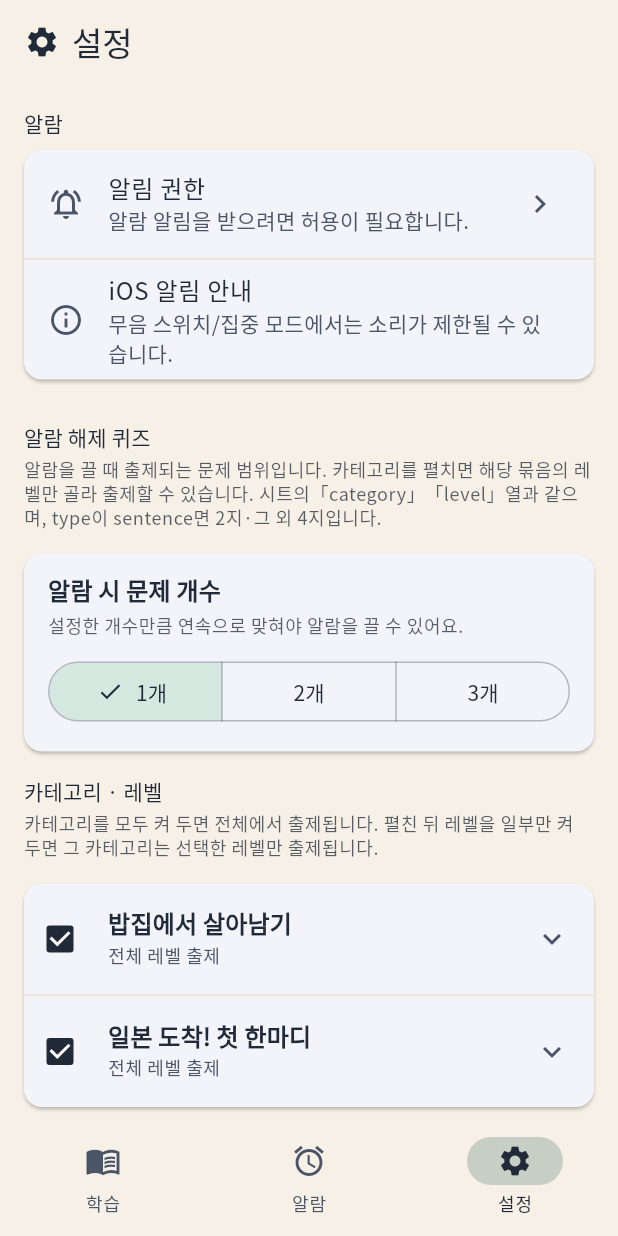
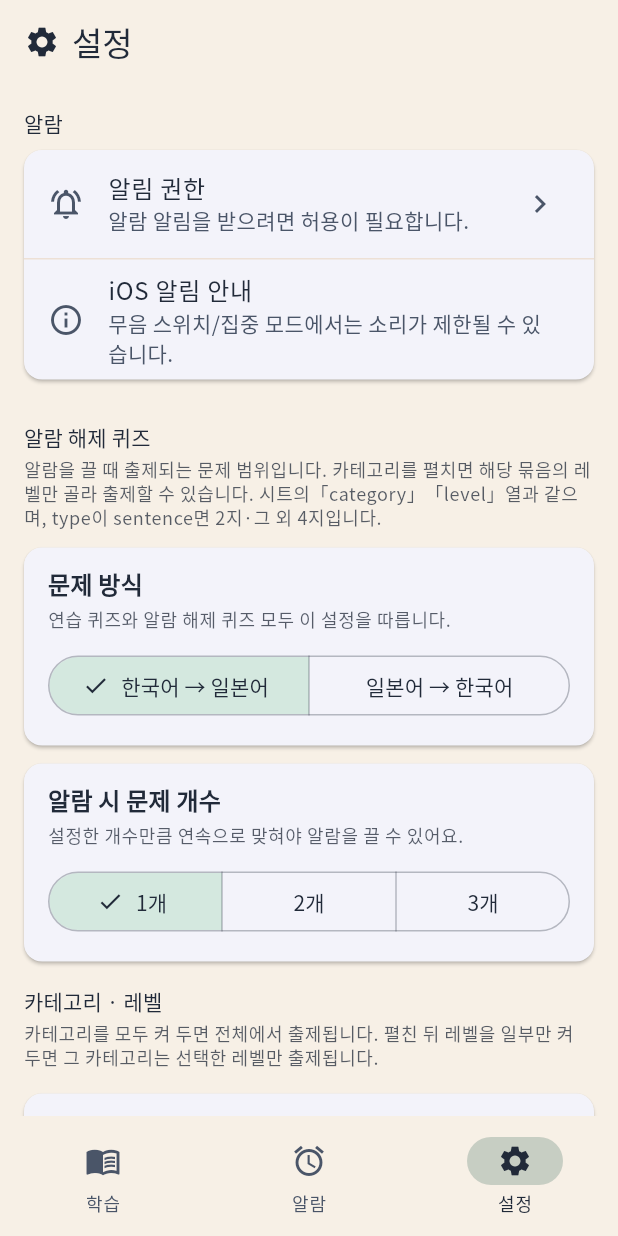
Before and after one commit to kim1bon/wake_nihongo, a Flutter app: the screen it shows after launch, item 3 of the bottom bar chosen, on a phone screen of 412 x 824 dp. Run offline on Flutter 3.47's test engine with Material 3 defaults, Android fonts, the light colour scheme and no system bars; our stand-ins replace audioplayers, csv, flutter_local_notifications, flutter_riverpod, flutter_timezone, shared_preferences and 2 more; missing offline and left inert: audio_session; accounts and stored records are empty; network calls fail.

Commit message:
AOS
한국어로 질문 → 일본어 답 맞추기(+한국어 발음 표현 표기)

```diff
--- /dev/null
+++ b/lib/features/quiz/domain/quiz_prompt_mode.dart
@@ -0,0 +1,20 @@
+/// 퀴즈 제시 방향: 설정·출제·UI에서 공통으로 사용합니다.
+enum QuizPromptMode {
+  /// 한국어 제시 → 일본어 선택 (기본값).
+  korToJp,
+
+  /// 일본어 제시 → 한국어 선택.
+  jpToKor;
+
+  static QuizPromptMode fromStorage(String? value) {
+    if (value == jpToKor.storageValue) {
+      return QuizPromptMode.jpToKor;
+    }
+    return QuizPromptMode.korToJp;
+  }
+
+  String get storageValue => switch (this) {
+        QuizPromptMode.korToJp => 'korToJp',
+        QuizPromptMode.jpToKor => 'jpToKor',
+      };
+}
--- a/lib/features/settings/presentation/settings_screen.dart
+++ b/lib/features/settings/presentation/settings_screen.dart
@@ -3,10 +3,12 @@ import 'package:flutter_riverpod/flutter_riverpod.dart';
 
 import '../../alarm/presentation/alarm_providers.dart';
 import '../../quiz/domain/quiz_entry.dart';
+import '../../quiz/domain/quiz_prompt_mode.dart';
 import '../../quiz/presentation/quiz_providers.dart';
 import 'alarm_quiz_question_count_notifier.dart';
 import 'quiz_alarm_categories_notifier.dart';
 import 'quiz_alarm_category_levels_notifier.dart';
+import 'quiz_prompt_mode_notifier.dart';
 
 List<String> _sortedCategoryNames(List<QuizEntry> entries) {
   final s = entries
@@ -147,6 +149,7 @@ class SettingsScreen extends ConsumerWidget {
     final categoriesAsync = ref.watch(quizAlarmEnabledCategoriesProvider);
     final categoryLevelsAsync = ref.watch(quizAlarmCategoryLevelsProvider);
     final alarmQuizCountAsync = ref.watch(alarmQuizQuestionCountProvider);
+    final quizPromptModeAsync = ref.watch(quizPromptModeProvider);
     final localQuizVersionAsync = ref.watch(localQuizVersionProvider);
     final remoteQuizVersionAsync = ref.watch(remoteQuizVersionProvider);
 
@@ -250,6 +253,59 @@ class SettingsScreen extends ConsumerWidget {
             ),
           ),
           const SizedBox(height: 8),
+          Card(
+            margin: const EdgeInsets.symmetric(horizontal: 16, vertical: 4),
+            child: Padding(
+              padding: const EdgeInsets.fromLTRB(16, 12, 16, 16),
+              child: quizPromptModeAsync.when(
+                loading: () => const ListTile(
+                  title: Text('문제 방식'),
+                  subtitle: Text('불러오는 중…'),
+                ),
+                error: (e, _) => ListTile(
+                  title: const Text('문제 방식'),
+                  subtitle: Text('불러오지 못했습니다.\n$e'),
+                ),
+                data: (mode) => Column(
+                  crossAxisAlignment: CrossAxisAlignment.stretch,
+                  children: [
+                    Text(
+                      '문제 방식',
+                      style: theme.textTheme.titleMedium?.copyWith(
+                        fontWeight: FontWeight.w600,
+                      ),
+                    ),
+                    const SizedBox(height: 4),
+                    Text(
+                      '연습 퀴즈와 알람 해제 퀴즈 모두 이 설정을 따릅니다.',
+                      style: theme.textTheme.bodySmall?.copyWith(
+                        color: theme.colorScheme.onSurface.withValues(alpha: 0.75),
+                      ),
+                    ),
+                    const SizedBox(height: 12),
+                    SegmentedButton<QuizPromptMode>(
+                      segments: const [
+                        ButtonSegment<QuizPromptMode>(
+                          value: QuizPromptMode.korToJp,
+                          label: Text('한국어 → 일본어'),
+                        ),
+                        ButtonSegment<QuizPromptMode>(
+                          value: QuizPromptMode.jpToKor,
+                          label: Text('일본어 → 한국어'),
+                        ),
+                      ],
+                      selected: {mode},
+                      onSelectionChanged: (next) {
+                        ref
+                            .read(quizPromptModeProvider.notifier)
+                            .setMode(next.first);
+                      },
+                    ),
+                  ],
+                ),
+              ),
+            ),
+          ),
           Card(
             margin: const EdgeInsets.symmetric(horizontal: 16, vertical: 8),
             child: Padding(
```
Also changed, not shown: lib/features/alarm/presentation/alarm_ring_screen.dart (+7 -4 lines), lib/features/quiz/domain/jp_to_kor_question.dart (deleted, +0 -30 lines), lib/features/quiz/domain/quiz_challenge_question.dart (added, +40 -0 lines), lib/features/quiz/domain/quiz_generator.dart (+105 -12 lines), lib/features/quiz/presentation/quiz_challenge_body.dart (+98 -52 lines), lib/features/quiz/presentation/quiz_practice_screen.dart (+37 -8 lines), lib/features/settings/presentation/quiz_prompt_mode_notifier.dart (added, +25 -0 lines), 1 other file.
